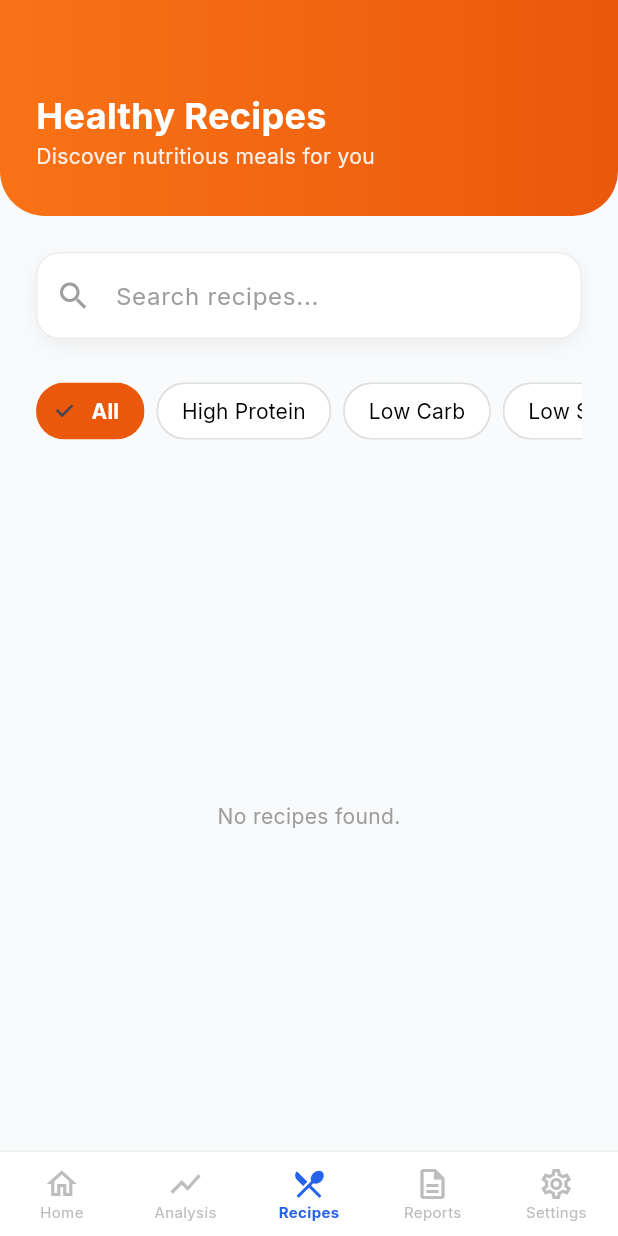
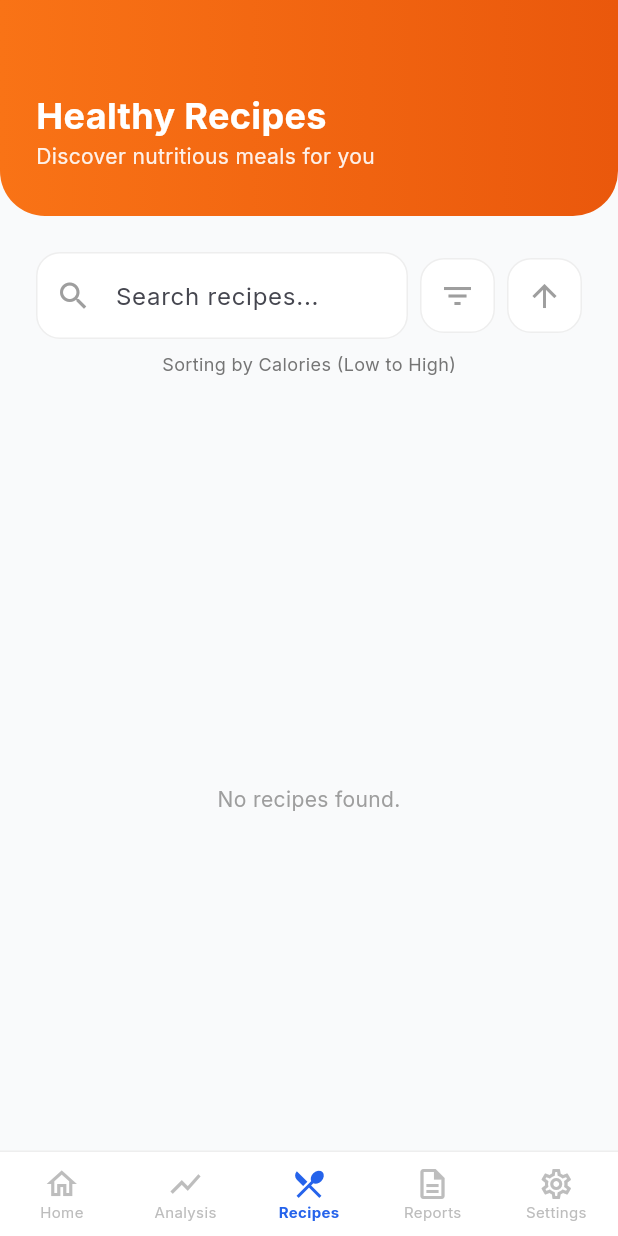
Before and after one commit to 0xbarss/smart_vitals, a Flutter app: the RecipesPage screen opened by its route, on a phone screen of 412 x 824 dp. Run offline on Flutter 3.47's test engine with Material 3 defaults, Android fonts, the phone set to English and light mode, and no system bars; our stand-ins replace cloud_firestore, csv, equatable, file_picker, firebase_auth, firebase_core and 12 more; missing offline and left inert: flutter_ringtone_player, health, syncfusion_flutter_pdf; accounts and stored records are empty; generated files the repository leaves out were written again.

Commit message:
Add ascending/descending filter options

```diff
--- a/lib/features/recipes/presentation/pages/recipe_detail_page.dart
+++ b/lib/features/recipes/presentation/pages/recipe_detail_page.dart
@@ -112,7 +112,7 @@ class RecipeDetailPage extends StatelessWidget {
                           border: isHighContrast ? Border.all(color: Colors.white24) : null,
                         ),
                         child: Wrap(
-                          spacing: 20,
+                          spacing: 48,
                           runSpacing: 16,
                           alignment: WrapAlignment.spaceAround,
                           children: [
--- a/lib/features/recipes/presentation/pages/recipes_page.dart
+++ b/lib/features/recipes/presentation/pages/recipes_page.dart
@@ -26,15 +26,18 @@ class _RecipesPageState extends State<RecipesPage> {
 
   List<Recipe> _recipes = [];
   bool _isLoading = true;
-  String _selectedCategory = 'All';
   Timer? _debounce;
   final TextEditingController _searchController = TextEditingController();
 
-  final List<String> _categories = [
-    'All',
-    'High Protein',
-    'Low Carb',
-    'Low Sodium',
+  String _sortMetric = 'Calories';
+  bool _isAscending = true;
+
+  final List<String> _metrics = [
+    'Calories',
+    'Protein',
+    'Fat',
+    'Carbs',
+    'Sodium',
   ];
 
   @override
@@ -106,22 +109,36 @@ class _RecipesPageState extends State<RecipesPage> {
         return true;
       }).toList();
 
-      if (_selectedCategory != 'All') {
-        mappedRecipes = mappedRecipes.where((r) {
-          bool matchesCategory = r.category == _selectedCategory || r.title.contains(_selectedCategory);
+      mappedRecipes.sort((a, b) {
+        num valA = 0;
+        num valB = 0;
 
-          bool matchesNutritional = false;
-          if (_selectedCategory == 'High Protein') {
-            matchesNutritional = r.protein > 15;
-          } else if (_selectedCategory == 'Low Carb') {
-            matchesNutritional = r.carbs < 20;
-          } else if (_selectedCategory == 'Low Sodium') {
-            matchesNutritional = r.sodium < 140;
+        switch (_sortMetric) {
+          case 'Protein':
+            valA = a.protein;
+            valB = b.protein;
+            break;
+          case 'Fat':
+            valA = a.fat;
+            valB = b.fat;
+            break;
+          case 'Carbs':
+            valA = a.carbs;
+            valB = b.carbs;
+            break;
+          case 'Sodium':
+            valA = a.sodium;
+            valB = b.sodium;
+            break;
+          default:
+            valA = a.calories;
+            valB = b.calories;
         }
 
-          return matchesCategory || matchesNutritional;
-        }).toList();
-      }
+        return _isAscending
+            ? valA.compareTo(valB)
+            : valB.compareTo(valA);
+      });
 
       if (mounted) {
         setState(() {
@@ -165,17 +182,6 @@ class _RecipesPageState extends State<RecipesPage> {
                         children: [
                           _buildSearchBar(isHighContrast),
                           const SizedBox(height: 24),
-                          SingleChildScrollView(
-                            scrollDirection: Axis.horizontal,
-                            child: Row(
-                              children: _categories
-                                  .map(
-                                    (cat) =>
-                                        _buildCategoryChip(cat, isHighContrast),
-                                  )
-                                  .toList(),
-                            ),
-                          ),
                         ],
                       ),
                     ),
@@ -273,81 +279,84 @@ class _RecipesPageState extends State<RecipesPage> {
   }
 
   Widget _buildSearchBar(bool isHighContrast) {
-    return Container(
-      decoration: BoxDecoration(
-        color: isHighContrast ? Colors.grey[900] : Colors.white,
-        borderRadius: BorderRadius.circular(16),
-        border: isHighContrast
-            ? Border.all(color: Colors.white)
-            : Border.all(color: Colors.grey.shade200),
-        boxShadow: isHighContrast
-            ? null
-            : [
-                BoxShadow(
-                  color: Colors.black.withValues(alpha: 0.05),
-                  blurRadius: 10,
-                  offset: const Offset(0, 4),
-                ),
-              ],
-      ),
+    return Column(
+      children: [
+        Row(
+          children: [
+            Expanded(
+              child: Container(
+                decoration: _inputDecoration(isHighContrast),
                 child: TextField(
                   controller: _searchController,
                   onChanged: _onSearchChanged,
                   decoration: InputDecoration(
                     hintText: "Search recipes...",
-          hintStyle: TextStyle(
-            color: isHighContrast ? Colors.white54 : Colors.grey,
+                    prefixIcon: Icon(Icons.search, color: isHighContrast ? Colors.yellowAccent : Colors.grey),
+                    border: InputBorder.none,
+                    contentPadding: const EdgeInsets.symmetric(horizontal: 20, vertical: 16),
                   ),
-          prefixIcon: Icon(
-            Icons.search,
-            color: isHighContrast ? Colors.yellowAccent : Colors.grey,
-          ),
-          border: InputBorder.none,
-          contentPadding: const EdgeInsets.symmetric(
-            horizontal: 20,
-            vertical: 16,
+                  style: TextStyle(color: isHighContrast ? Colors.white : Colors.black),
                 ),
               ),
-        style: TextStyle(color: isHighContrast ? Colors.white : Colors.black),
+            ),
+            const SizedBox(width: 8),
+
+            _buildSortMetricPicker(isHighContrast),
+
+            const SizedBox(width: 8),
+
+            _buildDirectionToggle(isHighContrast),
+          ],
+        ),
+        if (_sortMetric != 'Default')
+          Padding(
+            padding: const EdgeInsets.only(top: 8),
+            child: Text(
+              "Sorting by $_sortMetric (${_isAscending ? 'Low to High' : 'High to Low'})",
+              style: TextStyle(fontSize: 12, color: isHighContrast ? Colors.yellowAccent : Colors.grey[600]),
+            ),
+          ),
+      ],
+    );
+  }
+
+  Widget _buildSortMetricPicker(bool isHighContrast) {
+    return Container(
+      decoration: _inputDecoration(isHighContrast),
+      child: PopupMenuButton<String>(
+        icon: Icon(Icons.filter_list, color: isHighContrast ? Colors.yellowAccent : Colors.grey),
+        tooltip: "Select Metric",
+        onSelected: (val) {
+          setState(() => _sortMetric = val);
+          _loadRecipes(query: _searchController.text);
+        },
+        itemBuilder: (context) => _metrics.map((m) => PopupMenuItem(value: m, child: Text(m))).toList(),
       ),
     );
   }
 
-  Widget _buildCategoryChip(String label, bool isHighContrast) {
-    final isSelected = _selectedCategory == label;
-    return Padding(
-      padding: const EdgeInsets.only(right: 8),
-      child: ChoiceChip(
-        label: Text(label),
-        selected: isSelected,
-        onSelected: (bool selected) {
-          if (selected) {
-            setState(() {
-              _selectedCategory = label;
-            });
+  Widget _buildDirectionToggle(bool isHighContrast) {
+    return Container(
+      decoration: _inputDecoration(isHighContrast),
+      child: IconButton(
+        icon: Icon(
+          _isAscending ? Icons.arrow_upward : Icons.arrow_downward,
+          color: isHighContrast ? Colors.yellowAccent : Colors.grey,
+        ),
+        tooltip: _isAscending ? "Low to High" : "High to Low",
+        onPressed: () {
+          setState(() => _isAscending = !_isAscending);
+          _loadRecipes(query: _searchController.text);
+        },
+      ),
+    );
+  }
 
-            _loadRecipes(query: _searchController.text);
-          }
-        },
-        selectedColor: isHighContrast
-            ? Colors.yellowAccent
-            : const Color(0xFFEA580C),
-        backgroundColor: isHighContrast ? Colors.black : Colors.white,
-        labelStyle: TextStyle(
-          color: isSelected
-              ? (isHighContrast ? Colors.black : Colors.white)
-              : (isHighContrast ? Colors.white : Colors.black),
-          fontWeight: isSelected ? FontWeight.bold : FontWeight.normal,
-        ),
-        shape: RoundedRectangleBorder(
-          borderRadius: BorderRadius.circular(20),
-          side: BorderSide(
-            color: isSelected
-                ? Colors.transparent
-                : (isHighContrast ? Colors.white : Colors.grey.shade300),
-          ),
-        ),
-      ),
+  BoxDecoration _inputDecoration(bool isHighContrast) {
+    return BoxDecoration(
+      color: isHighContrast ? Colors.grey[900] : Colors.white,
+      borderRadius: BorderRadius.circular(16),
+      border: isHighContrast ? Border.all(color: Colors.white) : Border.all(color: Colors.grey.shade200),
     );
   }
 
```
Lines whose indentation alone changed are shown as unchanged.
